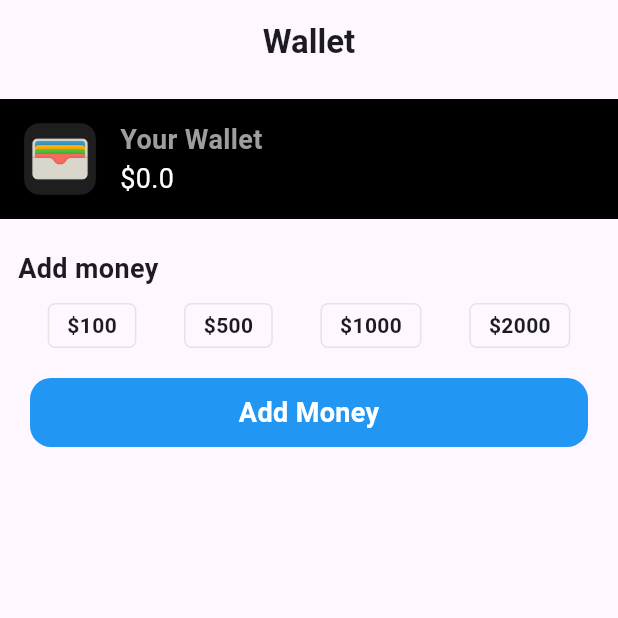
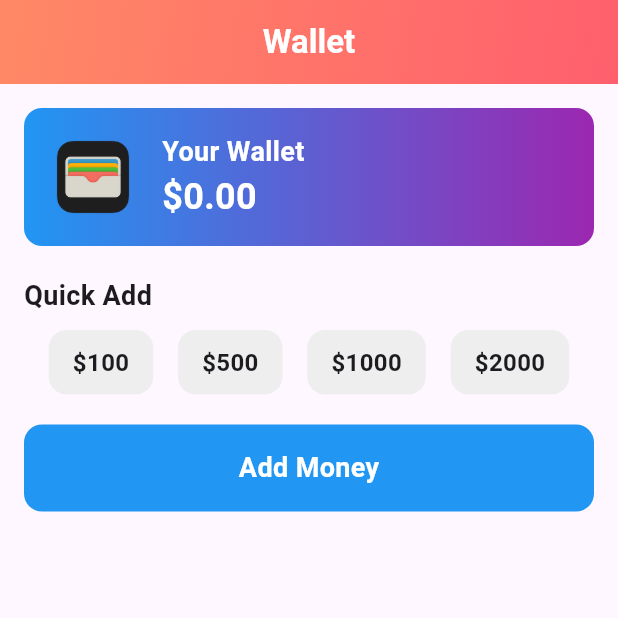
Before and after one commit to kareemezzat25/restaurant_app, a Flutter app: the Wallet screen opened directly, on a phone screen of 412 x 824 dp, the top half of it. Run offline on Flutter 3.47's test engine with Material 3 defaults, Android fonts, the phone set to English and light mode, and no system bars; our stand-ins replace carousel_slider, cloud_firestore, curved_navigation_bar, firebase_auth, firebase_core, font_awesome_flutter and 5 more; missing offline and left inert: duration_picker, flutter_stripe; accounts and stored records are empty; network calls fail.

Commit message:
changeDesign

```diff
--- a/lib/views/home.dart
+++ b/lib/views/home.dart
@@ -1,7 +1,6 @@
 import 'package:flutter/material.dart';
 import 'package:resturant_app/widgets/listItems.dart';
 import 'package:supabase_flutter/supabase_flutter.dart';
-import 'package:resturant_app/widgets/showitemButton.dart';
 import 'package:resturant_app/views/fooddetails.dart';
 
 class HomeView extends StatefulWidget {
@@ -51,7 +50,7 @@ class _HomeState extends State<HomeView> {
       });
     }
 
-    if (!mounted) return; //
+    if (!mounted) return;
     setState(() {
       isLoading = false;
     });
--- a/lib/views/orderview.dart
+++ b/lib/views/orderview.dart
@@ -300,7 +300,7 @@ class _OrderState extends State<Order> {
                                   borderRadius: BorderRadius.circular(12),
                                   child: Image.network(
                                     item['item_image'] ?? '',
-                                    width: 80,
+                                    width: 70,
                                     height: 80,
                                     fit: BoxFit.fill,
                                     errorBuilder:
--- a/lib/views/walletview.dart
+++ b/lib/views/walletview.dart
@@ -1,5 +1,4 @@
 import 'dart:convert';
-
 import 'package:flutter/material.dart';
 import 'package:flutter_stripe/flutter_stripe.dart';
 import 'package:resturant_app/widgets/app_constant.dart';
@@ -15,7 +14,7 @@ class Wallet extends StatefulWidget {
 
 class WalletState extends State<Wallet> {
   final TextEditingController _amountController = TextEditingController();
-  double walletBalance = 0.0; // لتخزين الرصيد الحالي
+  double walletBalance = 0.0;
   bool isLoading = true;
   Map<String, dynamic>? paymentIntent;
 
@@ -25,6 +24,12 @@ class WalletState extends State<Wallet> {
     _fetchWalletBalance();
   }
 
+  @override
+  void dispose() {
+    _amountController.dispose();
+    super.dispose();
+  }
+
   Future<void> _fetchWalletBalance() async {
     final response = await Supabase.instance.client
         .from('users')
@@ -32,7 +37,8 @@ class WalletState extends State<Wallet> {
         .eq('email', Supabase.instance.client.auth.currentUser!.email as String)
         .single();
 
-    if (response != null) {
+    if (mounted) {
+      // Check if the widget is still mounted
       setState(() {
         walletBalance = (response['wallet'] ?? '0' as num).toDouble();
         isLoading = false;
@@ -40,7 +46,6 @@ class WalletState extends State<Wallet> {
     }
   }
 
-  // إضافة المال إلى Supabase
   Future<void> _addMoney(double amount) async {
     await makePayment(amount.toString());
   }
@@ -48,15 +53,16 @@ class WalletState extends State<Wallet> {
   Future<void> makePayment(String amount) async {
     try {
       paymentIntent = await createPaymentIntent(amount, 'USD');
+      if (!mounted) return; // Exit if the widget is no longer mounted
+
       await Stripe.instance
           .initPaymentSheet(
               paymentSheetParameters: SetupPaymentSheetParameters(
                   paymentIntentClientSecret: paymentIntent!['client_secret'],
                   style: ThemeMode.dark,
-                  merchantDisplayName: 'FSCU'))
+                  merchantDisplayName: 'Fcms'))
           .then((value) {});
 
-      // عرض Payment Sheet للمستخدم
       displayPaymentSheet(amount);
     } catch (e) {
       print('Error during payment: $e');
@@ -75,12 +81,18 @@ class WalletState extends State<Wallet> {
         ScaffoldMessenger.of(context).showSnackBar(
           SnackBar(content: Text('Successfully added \$${amount.toString()}')),
         );
+        if (mounted) {
+          // Check before calling setState
+          ScaffoldMessenger.of(context).showSnackBar(
+            SnackBar(
+                content: Text('Successfully added \$${amount.toString()}')),
+          );
 
-        // تحديث واجهة المستخدم
           setState(() {
             isLoading = true;
           });
-        await _fetchWalletBalance(); // إعادة جلب الرصيد
+          await _fetchWalletBalance();
+        }
       }).onError((error, stackTrace) {
         print('Error is: $error $stackTrace');
       });
@@ -89,7 +101,6 @@ class WalletState extends State<Wallet> {
     }
   }
 
-  // إنشاء PaymentIntent باستخدام Stripe
   Future<Map<String, dynamic>> createPaymentIntent(
       String amount, String currency) async {
     try {
@@ -99,17 +110,15 @@ class WalletState extends State<Wallet> {
         'payment_method_types[]': 'card',
       };
 
-      print("Sending request to Stripe..."); // طباعة للتأكد
       var response = await http.post(
         Uri.parse('https://api.stripe.com/v1/payment_intents'),
         headers: {
-          'Authorization': 'Bearer $secretKey', // تأكد من صحة المفتاح
+          'Authorization': 'Bearer $secretKey',
           'Content-Type': 'application/x-www-form-urlencoded'
         },
         body: body,
       );
 
-      print("Response: ${response.body}"); // طباعة الرد
       return jsonDecode(response.body);
     } catch (err) {
       print('Error creating payment intent: ${err.toString()}');
@@ -122,7 +131,6 @@ class WalletState extends State<Wallet> {
     return calculatedAmount.toString();
   }
 
-  // إضافة هذا الجزء داخل كلاس WalletState
   Future<void> _showAddMoneyDialog() async {
     final TextEditingController _dialogAmountController =
         TextEditingController();
@@ -131,6 +139,8 @@ class WalletState extends State<Wallet> {
       context: context,
       builder: (context) {
         return AlertDialog(
+          shape:
+              RoundedRectangleBorder(borderRadius: BorderRadius.circular(16)),
           title: const Text(
             "Add Money",
             style: TextStyle(color: Colors.blue, fontWeight: FontWeight.bold),
@@ -155,21 +165,22 @@ class WalletState extends State<Wallet> {
           actions: [
             TextButton(
               onPressed: () {
-                Navigator.of(context).pop(); // إغلاق النافذة
+                Navigator.of(context).pop();
               },
               child:
                   const Text("Cancel", style: TextStyle(color: Colors.black)),
             ),
             ElevatedButton(
+              style: ElevatedButton.styleFrom(backgroundColor: Colors.blue),
               onPressed: () {
                 if (_dialogAmountController.text.isNotEmpty) {
                   double enteredAmount =
                       double.parse(_dialogAmountController.text);
-                  Navigator.of(context).pop(); // إغلاق النافذة
-                  _addMoney(enteredAmount); // بدء عملية الدفع
+                  Navigator.of(context).pop();
+                  _addMoney(enteredAmount);
                 }
               },
-              child: const Text("Pay", style: TextStyle(color: Colors.blue)),
+              child: const Text("Pay", style: TextStyle(color: Colors.white)),
             ),
           ],
         );
@@ -183,45 +194,72 @@ class WalletState extends State<Wallet> {
       appBar: AppBar(
         automaticallyImplyLeading: false,
         centerTitle: true,
-        title: const Text("Wallet",
-            style: TextStyle(fontSize: 22, fontWeight: FontWeight.bold)),
+        flexibleSpace: Container(
+          decoration: const BoxDecoration(
+            gradient: LinearGradient(
+              //[Color(0xFFFF8966), Color(0xFFFF5F6D)]
+              colors: [Color(0xFFFF8966), Color(0xFFFF5F6D)],
+              begin: Alignment.topLeft,
+              end: Alignment.bottomRight,
+            ),
+          ),
+        ),
+        title: const Text(
+          "Wallet",
+          style: TextStyle(
+              fontSize: 22, color: Colors.white, fontWeight: FontWeight.bold),
+        ),
       ),
       body: isLoading
           ? const Center(child: CircularProgressIndicator())
-          : Column(
+          : SingleChildScrollView(
+              child: Padding(
+                padding: const EdgeInsets.all(16.0),
+                child: Center(
+                  child: Column(
                     crossAxisAlignment: CrossAxisAlignment.start,
                     children: [
-                const SizedBox(height: 10),
                       Container(
-                  padding: const EdgeInsets.all(10),
-                  decoration: const BoxDecoration(color: Colors.black),
+                        padding: const EdgeInsets.all(16),
+                        decoration: BoxDecoration(
+                          borderRadius: BorderRadius.circular(12),
+                          gradient: const LinearGradient(
+                            colors: [Colors.blue, Colors.purple],
+                          ),
+                        ),
                         child: Row(
                           children: [
                             Image.asset("images/Wallet_icon.png",
                                 height: 60, width: 60, fit: BoxFit.cover),
-                      const SizedBox(width: 10),
+                            const SizedBox(width: 16),
                             Column(
                               crossAxisAlignment: CrossAxisAlignment.start,
                               children: [
-                          const Text("Your Wallet",
+                                const Text(
+                                  "Your Wallet",
                                   style: TextStyle(
-                                  color: Colors.grey,
+                                      color: Colors.white,
                                       fontSize: 18,
-                                  fontWeight: FontWeight.bold)),
-                          Text("\$${walletBalance.toString()}",
+                                      fontWeight: FontWeight.bold),
+                                ),
+                                Text(
+                                  "\$${walletBalance.toStringAsFixed(2)}",
                                   style: const TextStyle(
-                                  color: Colors.white, fontSize: 18)),
+                                    color: Colors.white,
+                                    fontSize: 24,
+                                    fontWeight: FontWeight.bold,
+                                  ),
+                                ),
                               ],
                             ),
                           ],
                         ),
                       ),
                       const SizedBox(height: 20),
-                const Padding(
-                  padding: EdgeInsets.only(left: 12.0),
-                  child: Text("Add money",
-                      style:
-                          TextStyle(fontSize: 18, fontWeight: FontWeight.bold)),
+                      const Text(
+                        "Quick Add",
+                        style: TextStyle(
+                            fontSize: 18, fontWeight: FontWeight.bold),
                       ),
                       const SizedBox(height: 10),
                       Row(
@@ -232,13 +270,17 @@ class WalletState extends State<Wallet> {
                                 onTap: () => _addMoney(amount.toDouble()),
                                 child: Container(
                                   padding: const EdgeInsets.symmetric(
-                                horizontal: 12, vertical: 4),
+                                      horizontal: 16, vertical: 10),
                                   decoration: BoxDecoration(
-                                border: Border.all(color: Color(0xFFE9E2E2)),
-                                borderRadius: BorderRadius.circular(5)),
-                            child: Text("\$$amount",
+                                    borderRadius: BorderRadius.circular(12),
+                                    color: Colors.grey[200],
+                                  ),
+                                  child: Text(
+                                    "\$$amount",
                                     style: const TextStyle(
-                                    fontSize: 14, fontWeight: FontWeight.bold)),
+                                        fontSize: 16,
+                                        fontWeight: FontWeight.bold),
+                                  ),
                                 ),
                               ),
                             )
@@ -246,15 +288,14 @@ class WalletState extends State<Wallet> {
                       ),
                       const SizedBox(height: 20),
                       GestureDetector(
-                  onTap: _showAddMoneyDialog, // استدعاء الدالة عند الضغط
-
+                        onTap: _showAddMoneyDialog,
                         child: Container(
                           width: double.infinity,
-                    margin: const EdgeInsets.symmetric(horizontal: 20),
-                    padding: const EdgeInsets.symmetric(vertical: 10),
+                          padding: const EdgeInsets.symmetric(vertical: 16),
                           decoration: BoxDecoration(
-                        borderRadius: BorderRadius.circular(14),
-                        color: Colors.blue),
+                            color: Colors.blue,
+                            borderRadius: BorderRadius.circular(12),
+                          ),
                           child: const Center(
                             child: Text(
                               "Add Money",
@@ -265,8 +306,11 @@ class WalletState extends State<Wallet> {
                             ),
                           ),
                         ),
-                )
+                      ),
                     ],
+                  ),
+                ),
+              ),
             ),
     );
   }
```
Also changed, not shown: lib/views/history.dart (+133 -44 lines), lib/views/profile.dart (+13 -5 lines), images/Cheeseburger.jpg (deleted), images/additems.jpg (deleted), images/christmas-dinner.png (deleted), images/hamburger.png (deleted), images/juice.jpg (deleted), 1 other file. Lines whose indentation alone changed are shown as unchanged.
